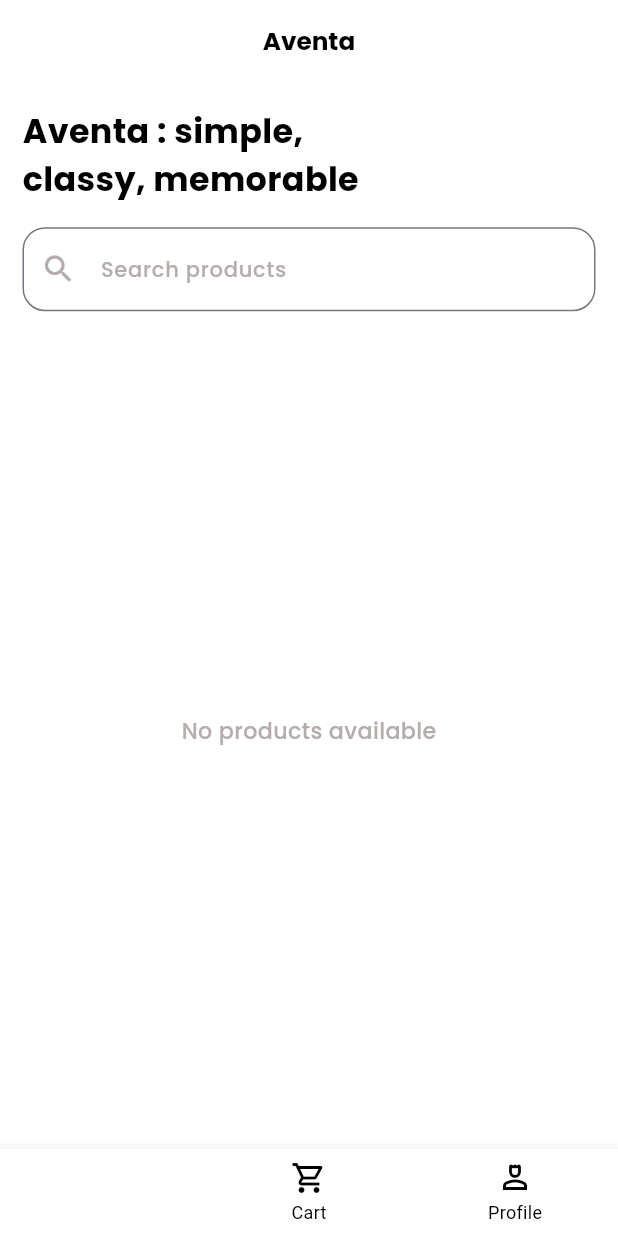
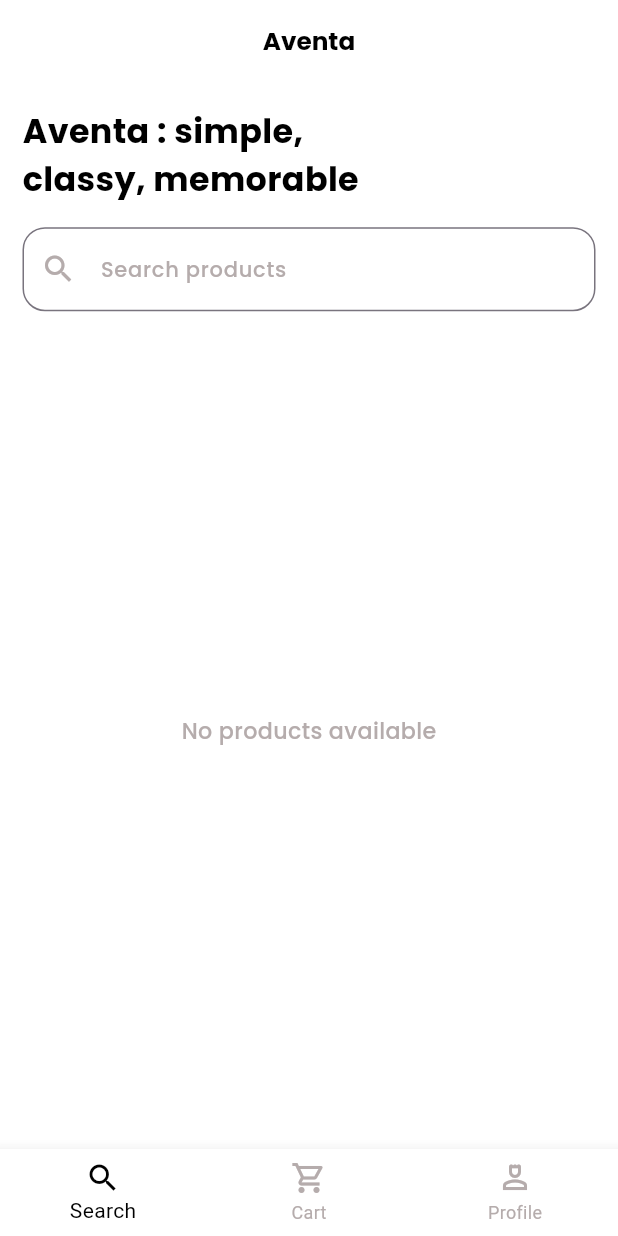
Before and after one commit to Hari-Baskar/e-commerce, a Flutter app: the BottomBarPage screen opened directly, on a phone screen of 412 x 824 dp. Run offline on Flutter 3.47's test engine with Material 3 defaults, Android fonts, the light colour scheme and no system bars; our stand-ins replace cloud_firestore, firebase_auth, firebase_core, flutter_easyloading, get, get_storage and 2 more; accounts and stored records are empty.

Commit message:
cart rs update

```diff
--- a/lib/Account/signin.dart
+++ b/lib/Account/signin.dart
@@ -167,7 +167,7 @@ class _SignInState extends State<SignIn> with SingleTickerProviderStateMixin {
                       text: "Please fill all the fields",
                       fontSize: height * 0.017,
                       fontweight: FontWeight.w500,
-                      fontColor: secondaryColor,
+                      fontColor: white,
                       messageColor: red,
                     );
                   }
@@ -177,7 +177,7 @@ class _SignInState extends State<SignIn> with SingleTickerProviderStateMixin {
                   fontSize: height * 0.017,
                   verticalPadding: 20,
                   fontweight: FontWeight.w500,
-                  fontColor: secondaryColor,
+                  fontColor: white,
                   buttonWidth: width * 0.8,
                   buttonColor: black,
                 ),
--- a/lib/Account/signup.dart
+++ b/lib/Account/signup.dart
@@ -223,7 +223,7 @@ class _SignUpState extends State<SignUp> with SingleTickerProviderStateMixin {
                         text: "Please fill all the fields",
                         fontSize: height * 0.017,
                         fontweight: FontWeight.w500,
-                        fontColor: secondaryColor,
+                        fontColor: white,
                         messageColor: red,
                       );
                     }
@@ -232,7 +232,7 @@ class _SignUpState extends State<SignUp> with SingleTickerProviderStateMixin {
                     text: "Create Account",
                     fontSize: height * 0.017,
                     fontweight: FontWeight.w500,
-                    fontColor: secondaryColor,
+                    fontColor: white,
                     buttonWidth: width * 0.8,
                     verticalPadding: 20,
                     buttonColor: black,
--- a/lib/common_widgets/common_colors.dart
+++ b/lib/common_widgets/common_colors.dart
@@ -1,7 +1,5 @@
 import 'package:flutter/material.dart';
 
-Color themeColor = const Color.fromARGB(185, 52, 1, 139);
-Color secondaryColor = Colors.white;
 Color white = Colors.white;
 Color black = Colors.black;
 Color green = const Color.fromARGB(255, 4, 130, 8);
--- a/lib/pages/bottomBarPage.dart
+++ b/lib/pages/bottomBarPage.dart
@@ -40,8 +40,8 @@ class _BottomBarPageState extends State<BottomBarPage> {
             label: 'Profile',
           ),
         ],
-        selectedItemColor: white,
-        unselectedItemColor: black,
+        selectedItemColor: black,
+        unselectedItemColor: grey,
       ),
     );
   }
--- a/lib/pages/editProfile.dart
+++ b/lib/pages/editProfile.dart
@@ -26,7 +26,7 @@ class _EditProfileScreenState extends State<EditProfileScreen> {
   @override
   void initState() {
     super.initState();
-    // Initialize controllers with current user values
+
     name = TextEditingController(text: userController.name.value);
     phone = TextEditingController(text: userController.phone.value);
     address = TextEditingController(text: userController.address.value);
--- a/lib/pages/productDetails.dart
+++ b/lib/pages/productDetails.dart
@@ -86,7 +86,7 @@ class _ProductDetailsState extends State<ProductDetails> {
                 SizedBox(height: height * 0.012),
                 ReadMoreText(
                   widget.product.description,
-                  trimLines: 2, // number of lines to show initially
+                  trimLines: 2,
                   colorClickableText: grey,
                   trimMode: TrimMode.Line,
                   trimCollapsedText: '...Read more',
```
